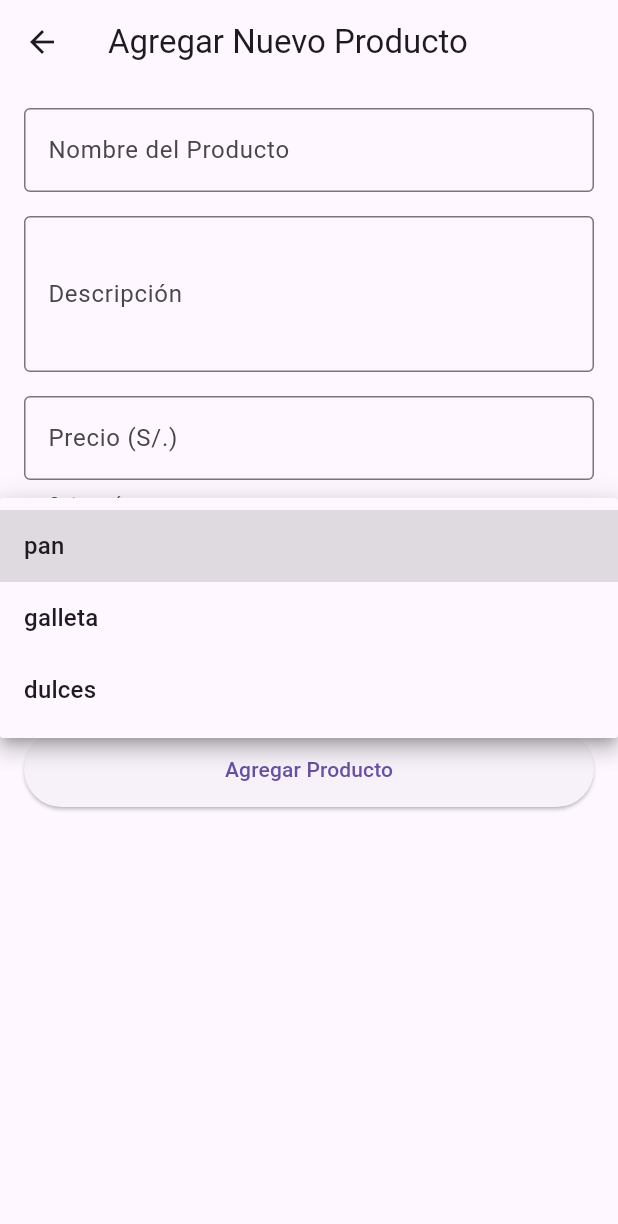
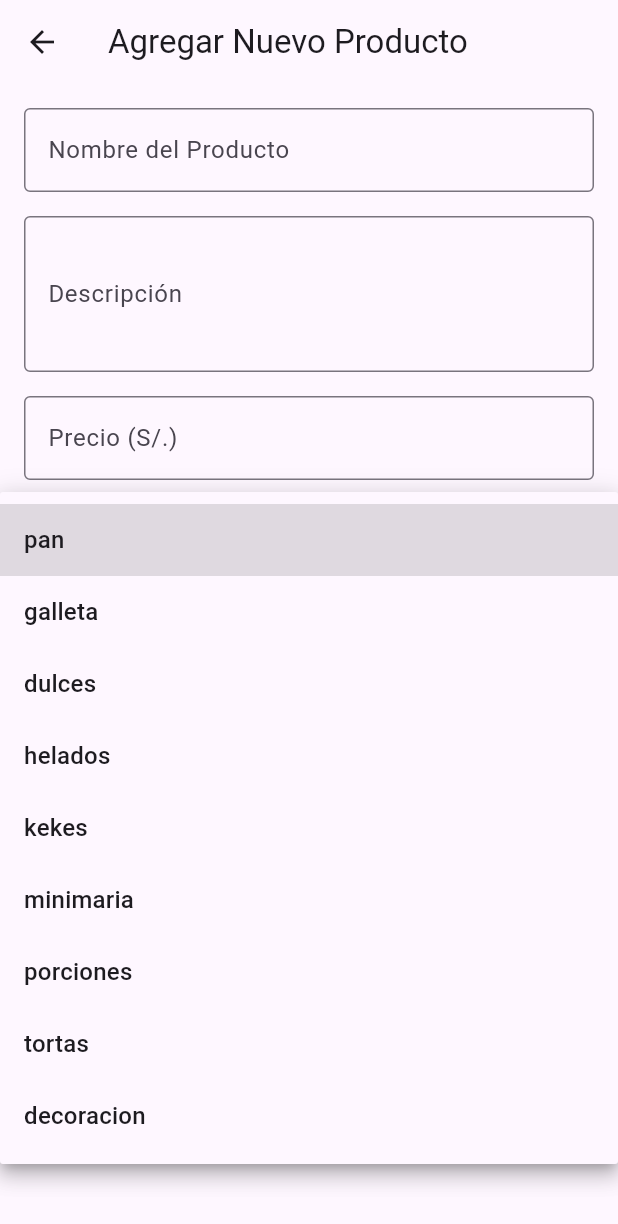
Before and after one commit to leonardaraujo/almenara-flutter, a Flutter app: the AddProductScreen screen opened directly, after a tap on "pan", on a phone screen of 412 x 824 dp. Shown: the top 1224 px of the screen. Run offline on Flutter 3.47's test engine with Material 3 defaults, Android fonts, the phone set to English and light mode, and no system bars; our stand-ins replace cloud_firestore, firebase_core; accounts and stored records are empty.

Commit message:
agregar productos

```diff
--- a/lib/models/product_model.dart
+++ b/lib/models/product_model.dart
@@ -4,8 +4,13 @@ enum ProductCategory {
   pan,
   galleta,
   dulces,
+  helados,
+  kekes, // Nueva categoría
+  minimaria, // Nueva categoría
+  porciones, // Nueva categoría
+  tortas, // Nueva categoría
+  decoracion, // Nueva categoría
 }
-
 
 class Product {
   final String id;
@@ -44,9 +49,20 @@ class Product {
         return ProductCategory.galleta;
       case 'dulces':
         return ProductCategory.dulces;
-
+      case 'helados':
+        return ProductCategory.helados;
+      case 'kekes': // Nueva categoría
+        return ProductCategory.kekes;
+      case 'minimaria': // Nueva categoría
+        return ProductCategory.minimaria;
+      case 'porciones': // Nueva categoría
+        return ProductCategory.porciones;
+      case 'tortas': // Nueva categoría
+        return ProductCategory.tortas;
+      case 'decoracion': // Nueva categoría
+        return ProductCategory.decoracion;
       default:
-        return ProductCategory.pan;
+        return ProductCategory.pan; // Valor por defecto
     }
   }
 
@@ -58,6 +74,18 @@ class Product {
         return 'galleta';
       case ProductCategory.dulces:
         return 'dulces';
+      case ProductCategory.helados:
+        return 'helados';
+      case ProductCategory.kekes: // Nueva categoría
+        return 'kekes';
+      case ProductCategory.minimaria: // Nueva categoría
+        return 'minimaria';
+      case ProductCategory.porciones: // Nueva categoría
+        return 'porciones';
+      case ProductCategory.tortas: // Nueva categoría
+        return 'tortas';
+      case ProductCategory.decoracion: // Nueva categoría
+        return 'decoracion';
     }
   }
 }
--- a/lib/screens/add_product_screen.dart
+++ b/lib/screens/add_product_screen.dart
@@ -177,6 +177,19 @@ class _AddProductScreenState extends State<AddProductScreen> {
         return 'galleta';
       case ProductCategory.dulces:
         return 'dulces';
+      case ProductCategory.helados:
+        return 'helados';
+      case ProductCategory.kekes: // Nueva categoría
+        return 'kekes';
+      case ProductCategory.minimaria: // Nueva categoría
+        return 'minimaria';
+      case ProductCategory.porciones: // Nueva categoría
+        return 'porciones';
+      case ProductCategory.tortas: // Nueva categoría
+        return 'tortas';
+      case ProductCategory.decoracion: // Nueva categoría
+        return 'decoracion';
+
 
     }
   }
--- a/lib/screens/products_screen.dart
+++ b/lib/screens/products_screen.dart
@@ -207,6 +207,18 @@ class ProductCard extends StatelessWidget {
       return Colors.green;
     case ProductCategory.dulces:
       return Colors.orange;
+    case ProductCategory.helados:
+      return Colors.pink;
+    case ProductCategory.kekes:
+      return Colors.purple; // Nueva categoría
+    case ProductCategory.minimaria:
+      return Colors.yellow; // Nueva categoría
+    case ProductCategory.porciones:
+      return Colors.teal; // Nueva categoría
+    case ProductCategory.tortas:
+      return Colors.red; // Nueva categoría
+    case ProductCategory.decoracion:
+      return Colors.brown; // Nueva categoría
 
     }
   }
```
Also changed, not shown: pubspec.lock. Lines whose indentation alone changed are shown as unchanged.
